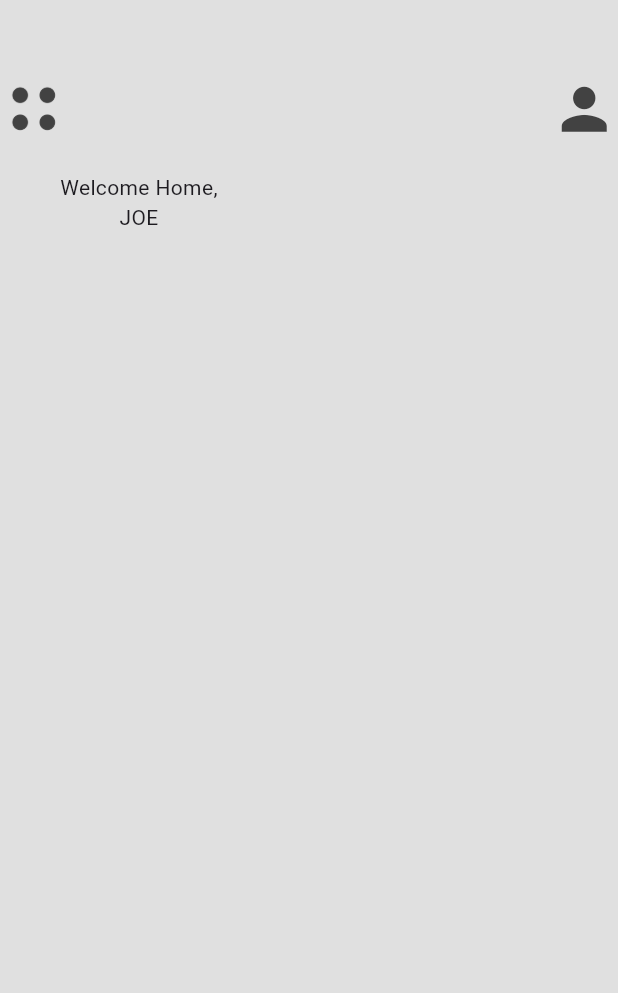
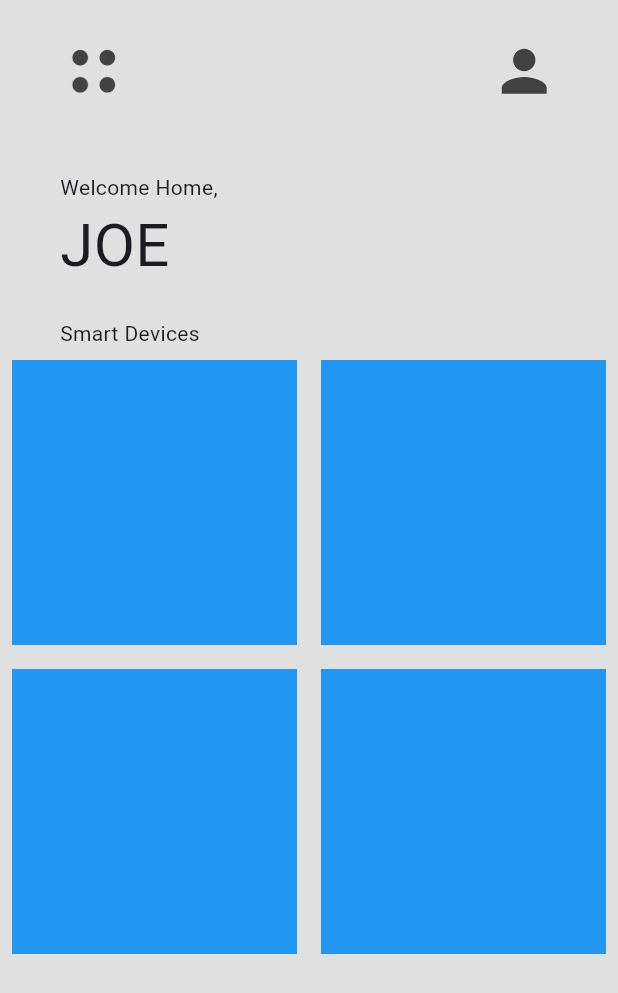
Before and after one commit to JoeDareZone/smarty-pants, a Flutter app: the screen it shows after launch, on a phone screen of 412 x 824 dp. Shown: the top 993 px of the screen. Run offline on Flutter 3.47's test engine with Material 3 defaults, Android fonts, the phone set to English and light mode, and no system bars.

Commit message:
feat: :lipstick: Add icon grid

```diff
--- a/lib/pages/home_page.dart
+++ b/lib/pages/home_page.dart
@@ -10,7 +10,15 @@ class HomePage extends StatefulWidget {
 class _HomePageState extends State<HomePage> {
   // padding constants
   final double horizontalPadding = 40;
-  final double verticalPadding = 100;
+  final double verticalPadding = 25;
+
+  // list of smart devices
+  List mySmartDevices = [
+    ["Smart Light", "lib/icons/light-bulb.png", true],
+    ["Smart AC", "lib/icons/light-bulb.png", false],
+    ["Smart TV", "lib/icons/light-bulb.png", false],
+    ["Smart Fan", "lib/icons/light-bulb.png", false]
+  ];
 
   @override
   Widget build(BuildContext context) {
@@ -21,13 +29,18 @@ class _HomePageState extends State<HomePage> {
           crossAxisAlignment: CrossAxisAlignment.start,
           children: [
             Padding(
-                padding:
-                    const EdgeInsets.symmetric(horizontal: 40.0, vertical: 25)),
-            Row(
+              padding: EdgeInsets.symmetric(
+                horizontal: horizontalPadding,
+                vertical: verticalPadding,
+              ),
+              child: Row(
                 mainAxisAlignment: MainAxisAlignment.spaceBetween,
                 children: [
-                Image.asset('lib/icons/menu.png',
-                    height: 45, color: Colors.grey[800]),
+                  Image.asset(
+                    'lib/icons/menu.png',
+                    height: 45,
+                    color: Colors.grey[800],
+                  ),
                   Icon(
                     Icons.person,
                     size: 45,
@@ -35,15 +48,32 @@ class _HomePageState extends State<HomePage> {
                   )
                 ],
               ),
+            ),
             const SizedBox(height: 20),
             Padding(
-                padding: const EdgeInsets.symmetric(horizontal: 40.0),
+                padding: EdgeInsets.symmetric(horizontal: horizontalPadding),
                 child: Column(
-                  children: [
+                  crossAxisAlignment: CrossAxisAlignment.start,
+                  children: const [
                     Text("Welcome Home,"),
-                    Text("JOE"),
+                    Text("JOE", style: TextStyle(fontSize: 40)),
                   ],
                 )),
+            const SizedBox(height: 20),
+            Padding(
+                padding: EdgeInsets.symmetric(horizontal: horizontalPadding),
+                child: Text("Smart Devices")),
+            Expanded(
+                child: GridView.builder(
+                    itemCount: mySmartDevices.length,
+                    gridDelegate:
+                        const SliverGridDelegateWithFixedCrossAxisCount(
+                            crossAxisCount: 2),
+                    itemBuilder: (context, index) {
+                      return Padding(
+                          padding: const EdgeInsets.all(8.0),
+                          child: Container(color: Colors.blue));
+                    }))
           ],
         )));
   }
```
Lines whose indentation alone changed are shown as unchanged.
